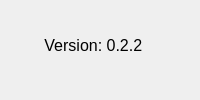
The window that source/Windows/aboutDialog.ui (TimSevereijns/D-Viz) describes before a commit, drawn with Qt 5.
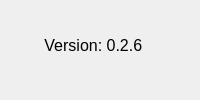
The same window after the commit.

Commit message:
Thinking About Using a QPainter to Draw a HUD
+ Using a QPainter to draw an overlay on the canvas shouldn't be too hard, I think.

Diff of the .ui file:
```diff
--- a/source/Windows/aboutDialog.ui
+++ b/source/Windows/aboutDialog.ui
@@ -29,7 +29,7 @@
     </font>
    </property>
    <property name="text">
-    <string> Version: 0.2.2</string>
+    <string> Version: 0.2.6</string>
    </property>
   </widget>
  </widget>
```
The commit also changes 2 other files.
